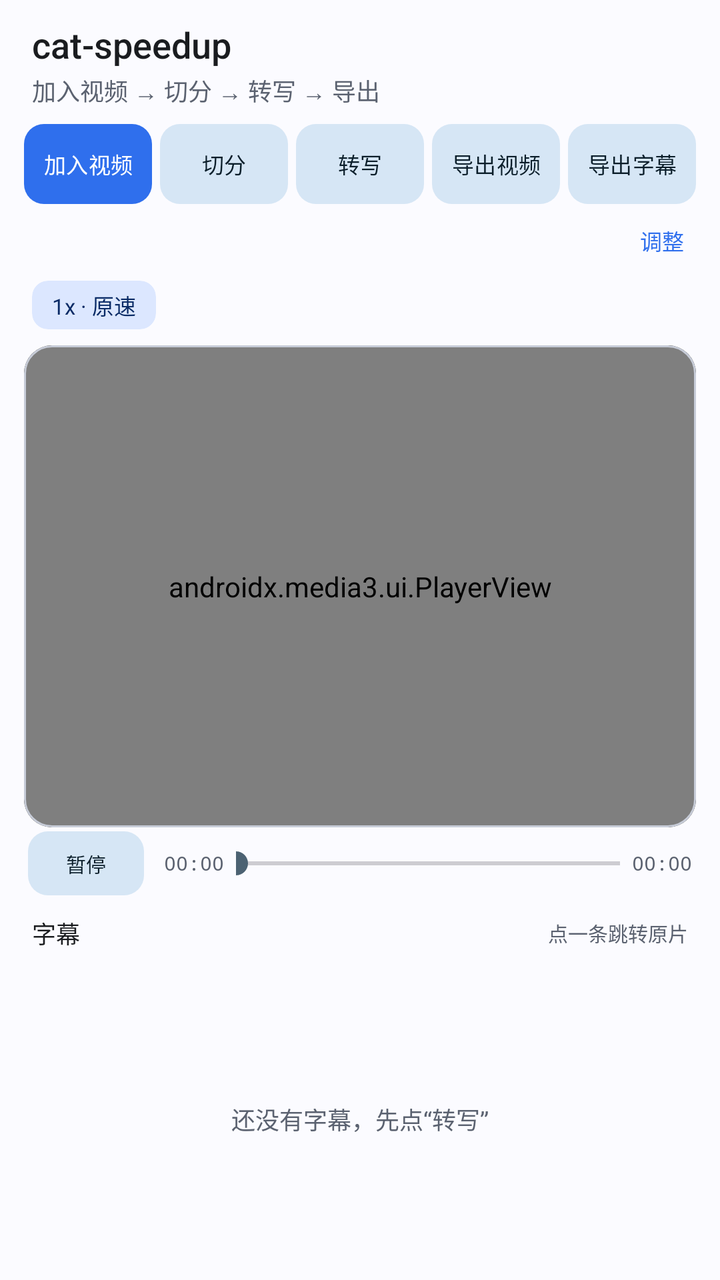
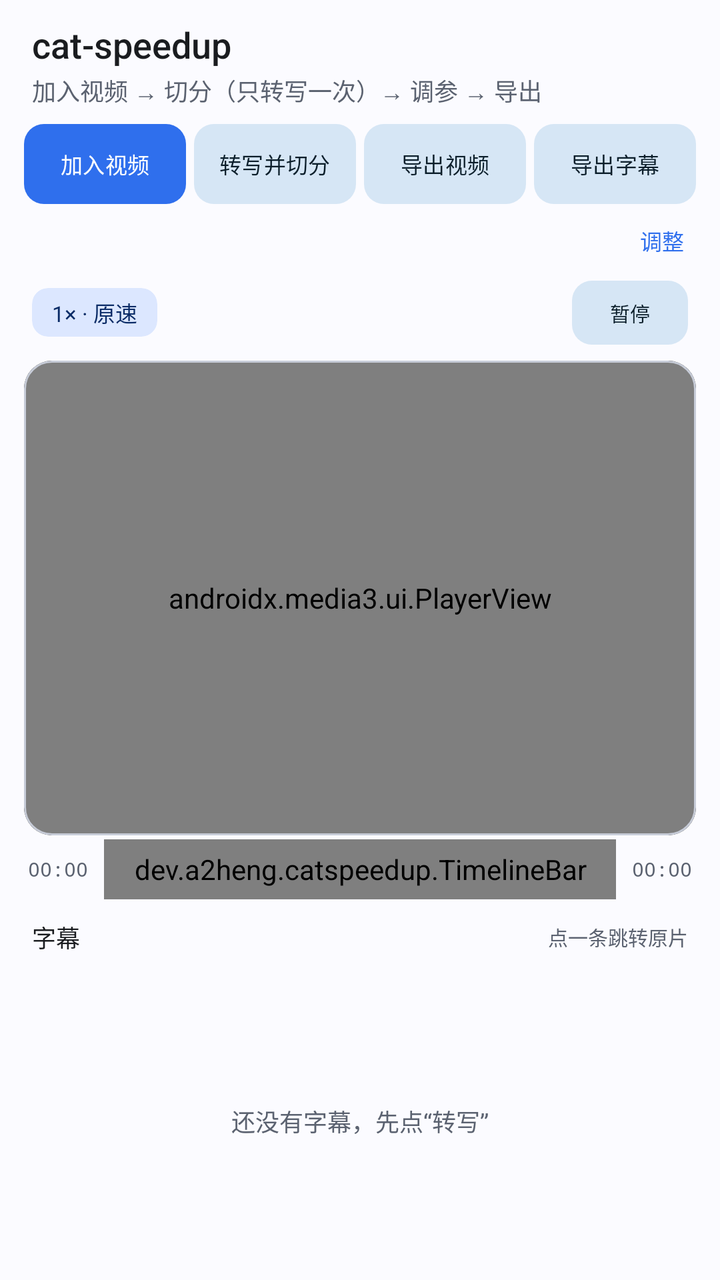

The first picture is an Android layout as it rendered before a commit; the second is the same layout after the commit. The layout source and the unified diff follow.
<!-- AndroidManifest.xml: application theme Theme.CatSpeedup -->
<!-- res/layout/activity_main.xml -->
<?xml version="1.0" encoding="utf-8"?>
<LinearLayout xmlns:android="http://schemas.android.com/apk/res/android"
    xmlns:app="http://schemas.android.com/apk/res-auto"
    android:layout_width="match_parent"
    android:layout_height="match_parent"
    android:background="?attr/colorSurface"
    android:orientation="vertical">

    <LinearLayout
        android:layout_width="match_parent"
        android:layout_height="wrap_content"
        android:gravity="center_vertical"
        android:orientation="horizontal"
        android:paddingStart="16dp"
        android:paddingTop="10dp"
        android:paddingEnd="16dp">

        <TextView
            android:layout_width="wrap_content"
            android:layout_height="wrap_content"
            android:fontFamily="sans-serif-medium"
            android:text="@string/app_name"
            android:textColor="?attr/colorOnSurface"
            android:textSize="18sp" />

        <TextView
            android:id="@+id/model"
            android:layout_width="0dp"
            android:layout_height="wrap_content"
            android:layout_marginStart="10dp"
            android:layout_weight="1"
            android:ellipsize="end"
            android:gravity="end"
            android:maxLines="1"
            android:textColor="?attr/colorOnSurfaceVariant"
            android:textSize="10sp" />
    </LinearLayout>

    <TextView
        android:id="@+id/status"
        android:layout_width="match_parent"
        android:layout_height="wrap_content"
        android:ellipsize="end"
        android:maxLines="2"
        android:paddingStart="16dp"
        android:paddingTop="2dp"
        android:paddingEnd="16dp"
        android:text="@string/status_hint"
        android:textColor="?attr/colorOnSurfaceVariant"
        android:textSize="12sp" />

    <LinearLayout
        android:layout_width="match_parent"
        android:layout_height="wrap_content"
        android:paddingStart="10dp"
        android:paddingTop="8dp"
        android:paddingEnd="10dp">

        <com.google.android.material.button.MaterialButton
            android:id="@+id/open_video"
            style="@style/Widget.CatSpeedup.PrimaryButton"
            android:layout_width="0dp"
            android:layout_height="40dp"
            android:layout_marginStart="2dp"
            android:layout_marginEnd="2dp"
            android:layout_weight="1"
            android:text="@string/open_video" />

        <com.google.android.material.button.MaterialButton
            android:id="@+id/analyze"
            style="@style/Widget.CatSpeedup.ActionButton"
            android:layout_width="0dp"
            android:layout_height="40dp"
            android:layout_marginStart="2dp"
            android:layout_marginEnd="2dp"
            android:layout_weight="1"
            android:text="@string/analyze" />

        <com.google.android.material.button.MaterialButton
            android:id="@+id/transcribe_local"
            style="@style/Widget.CatSpeedup.ActionButton"
            android:layout_width="0dp"
            android:layout_height="40dp"
            android:layout_marginStart="2dp"
            android:layout_marginEnd="2dp"
            android:layout_weight="1"
            android:text="@string/transcribe_local" />

        <com.google.android.material.button.MaterialButton
            android:id="@+id/export_video"
            style="@style/Widget.CatSpeedup.ActionButton"
            android:layout_width="0dp"
            android:layout_height="40dp"
            android:layout_marginStart="2dp"
            android:layout_marginEnd="2dp"
            android:layout_weight="1"
            android:text="@string/export_video" />

        <com.google.android.material.button.MaterialButton
            android:id="@+id/export_subtitles"
            style="@style/Widget.CatSpeedup.ActionButton"
            android:layout_width="0dp"
            android:layout_height="40dp"
            android:layout_marginStart="2dp"
            android:layout_marginEnd="2dp"
            android:layout_weight="1"
            android:text="@string/export_subtitles" />
    </LinearLayout>

    <LinearLayout
        android:layout_width="match_parent"
        android:layout_height="wrap_content"
        android:gravity="center_vertical"
        android:orientation="horizontal"
        android:paddingStart="16dp"
        android:paddingTop="4dp"
        android:paddingEnd="10dp">

        <TextView
            android:id="@+id/params_summary"
            android:layout_width="0dp"
            android:layout_height="wrap_content"
            android:layout_weight="1"
            android:ellipsize="end"
            android:maxLines="1"
            android:textColor="?attr/colorOnSurfaceVariant"
            android:textSize="11sp" />

        <TextView
            android:id="@+id/settings_toggle"
            android:layout_width="wrap_content"
            android:layout_height="wrap_content"
            android:background="?attr/selectableItemBackgroundBorderless"
            android:paddingStart="8dp"
            android:paddingTop="6dp"
            android:paddingEnd="8dp"
            android:paddingBottom="6dp"
            android:text="@string/adjust"
            android:textColor="?attr/colorPrimary"
            android:textSize="11sp" />
    </LinearLayout>

    <LinearLayout
        android:id="@+id/settings_panel"
        android:layout_width="match_parent"
        android:layout_height="wrap_content"
        android:orientation="vertical"
        android:paddingStart="16dp"
        android:paddingTop="2dp"
        android:paddingEnd="16dp"
        android:visibility="gone">

        <LinearLayout
            android:layout_width="match_parent"
            android:layout_height="wrap_content"
            android:orientation="horizontal">

            <com.google.android.material.textfield.TextInputLayout
                style="@style/Widget.CatSpeedup.Field"
                android:layout_width="0dp"
                android:layout_height="wrap_content"
                android:layout_marginEnd="6dp"
                android:layout_weight="1"
                android:hint="@string/hint_speed">

                <com.google.android.material.textfield.TextInputEditText
                    android:id="@+id/speed_input"
                    android:layout_width="match_parent"
                    android:layout_height="wrap_content"
                    android:inputType="numberDecimal"
                    android:maxLines="1"
                    android:text="4"
                    android:textSize="13sp" />
            </com.google.android.material.textfield.TextInputLayout>

            <com.google.android.material.textfield.TextInputLayout
                style="@style/Widget.CatSpeedup.Field"
                android:layout_width="0dp"
                android:layout_height="wrap_content"
                android:layout_marginStart="6dp"
                android:layout_weight="1"
                android:hint="@string/hint_noise">

                <com.google.android.material.textfield.TextInputEditText
                    android:id="@+id/noise_input"
                    android:layout_width="match_parent"
                    android:layout_height="wrap_content"
                    android:inputType="numberSigned"
                    android:maxLines="1"
                    android:text="-30"
                    android:textSize="13sp" />
            </com.google.android.material.textfield.TextInputLayout>
        </LinearLayout>

        <LinearLayout
            android:layout_width="match_parent"
            android:layout_height="wrap_content"
            android:orientation="horizontal"
            android:paddingTop="4dp">

            <com.google.android.material.textfield.TextInputLayout
                style="@style/Widget.CatSpeedup.Field"
                android:layout_width="0dp"
                android:layout_height="wrap_content"
                android:layout_marginEnd="6dp"
                android:layout_weight="1"
                android:hint="@string/hint_min_silence">

                <com.google.android.material.textfield.TextInputEditText
                    android:id="@+id/min_silence_input"
                    android:layout_width="match_parent"
                    android:layout_height="wrap_content"
                    android:inputType="number"
                    android:maxLines="1"
                    android:text="500"
                    android:textSize="13sp" />
            </com.google.android.material.textfield.TextInputLayout>

            <com.google.android.material.textfield.TextInputLayout
                style="@style/Widget.CatSpeedup.Field"
                android:layout_width="0dp"
                android:layout_height="wrap_content"
                android:layout_marginStart="6dp"
                android:layout_weight="1"
                android:hint="@string/hint_margin">

                <com.google.android.material.textfield.TextInputEditText
                    android:id="@+id/margin_input"
                    android:layout_width="match_parent"
                    android:layout_height="wrap_content"
                    android:inputType="number"
                    android:maxLines="1"
                    android:text="150"
                    android:textSize="13sp" />
            </com.google.android.material.textfield.TextInputLayout>
        </LinearLayout>
    </LinearLayout>

    <LinearLayout
        android:layout_width="match_parent"
        android:layout_height="wrap_content"
        android:gravity="center_vertical"
        android:orientation="horizontal"
        android:paddingStart="16dp"
        android:paddingTop="6dp"
        android:paddingEnd="16dp"
        android:paddingBottom="2dp">

        <com.google.android.material.card.MaterialCardView
            android:layout_width="wrap_content"
            android:layout_height="wrap_content"
            app:cardBackgroundColor="?attr/colorPrimaryContainer"
            app:cardCornerRadius="8dp"
            app:cardElevation="0dp"
            app:strokeWidth="0dp">

            <TextView
                android:id="@+id/speed_state"
                android:layout_width="wrap_content"
                android:layout_height="wrap_content"
                android:paddingStart="10dp"
                android:paddingTop="4dp"
                android:paddingEnd="10dp"
                android:paddingBottom="4dp"
                android:text="@string/speed_state_idle"
                android:textColor="?attr/colorOnPrimaryContainer"
                android:textSize="11sp" />
        </com.google.android.material.card.MaterialCardView>
    </LinearLayout>

    <com.google.android.material.card.MaterialCardView
        android:layout_width="match_parent"
        android:layout_height="0dp"
        android:layout_marginStart="12dp"
        android:layout_marginTop="6dp"
        android:layout_marginEnd="12dp"
        android:layout_weight="3"
        app:cardBackgroundColor="#000000"
        app:cardCornerRadius="14dp"
        app:cardElevation="0dp"
        app:strokeColor="@color/outline"
        app:strokeWidth="1dp">

        <androidx.media3.ui.PlayerView
            android:id="@+id/player_view"
            android:layout_width="match_parent"
            android:layout_height="match_parent"
            app:use_controller="false" />
    </com.google.android.material.card.MaterialCardView>

    <LinearLayout
        android:layout_width="match_parent"
        android:layout_height="wrap_content"
        android:gravity="center_vertical"
        android:orientation="horizontal"
        android:paddingStart="14dp"
        android:paddingTop="2dp"
        android:paddingEnd="14dp">

        <com.google.android.material.button.MaterialButton
            android:id="@+id/play_toggle"
            style="@style/Widget.CatSpeedup.ActionButton"
            android:layout_width="58dp"
            android:layout_height="32dp"
            android:minHeight="32dp"
            android:text="@string/pause"
            android:textSize="10sp" />

        <TextView
            android:id="@+id/position_text"
            android:layout_width="wrap_content"
            android:layout_height="wrap_content"
            android:layout_marginStart="10dp"
            android:fontFamily="monospace"
            android:text="00:00"
            android:textColor="?attr/colorOnSurfaceVariant"
            android:textSize="10sp" />

        <SeekBar
            android:id="@+id/seek_bar"
            android:layout_width="0dp"
            android:layout_height="wrap_content"
            android:layout_marginStart="6dp"
            android:layout_marginEnd="6dp"
            android:layout_weight="1"
            android:max="1000"
            android:minHeight="20dp"
            android:paddingStart="0dp"
            android:paddingTop="0dp"
            android:paddingEnd="0dp"
            android:paddingBottom="0dp" />

        <TextView
            android:id="@+id/duration_text"
            android:layout_width="wrap_content"
            android:layout_height="wrap_content"
            android:fontFamily="monospace"
            android:text="00:00"
            android:textColor="?attr/colorOnSurfaceVariant"
            android:textSize="10sp" />
    </LinearLayout>

    <com.google.android.material.card.MaterialCardView
        android:id="@+id/current_subtitle_card"
        android:layout_width="match_parent"
        android:layout_height="wrap_content"
        android:layout_marginStart="12dp"
        android:layout_marginTop="6dp"
        android:layout_marginEnd="12dp"
        android:visibility="gone"
        app:cardBackgroundColor="?attr/colorSecondaryContainer"
        app:cardCornerRadius="14dp"
        app:cardElevation="0dp"
        app:strokeWidth="0dp">

        <TextView
            android:id="@+id/current_subtitle"
            android:layout_width="match_parent"
            android:layout_height="wrap_content"
            android:minHeight="44dp"
            android:paddingStart="14dp"
            android:paddingTop="10dp"
            android:paddingEnd="14dp"
            android:paddingBottom="10dp"
            android:textColor="?attr/colorOnSecondaryContainer"
            android:textSize="16sp"
            android:textStyle="bold" />
    </com.google.android.material.card.MaterialCardView>

    <LinearLayout
        android:layout_width="match_parent"
        android:layout_height="wrap_content"
        android:gravity="center_vertical"
        android:orientation="horizontal"
        android:paddingStart="16dp"
        android:paddingTop="10dp"
        android:paddingEnd="16dp"
        android:paddingBottom="4dp">

        <TextView
            android:id="@+id/subtitle_header"
            android:layout_width="wrap_content"
            android:layout_height="wrap_content"
            android:fontFamily="sans-serif-medium"
            android:text="@string/subtitle_header"
            android:textColor="?attr/colorOnSurface"
            android:textSize="12sp" />

        <TextView
            android:id="@+id/subtitle_count"
            android:layout_width="0dp"
            android:layout_height="wrap_content"
            android:layout_marginStart="8dp"
            android:layout_weight="1"
            android:ellipsize="end"
            android:maxLines="1"
            android:textColor="?attr/colorOnSurfaceVariant"
            android:textSize="11sp" />

        <TextView
            android:layout_width="wrap_content"
            android:layout_height="wrap_content"
            android:text="@string/subtitle_hint"
            android:textColor="?attr/colorOnSurfaceVariant"
            android:textSize="10sp" />
    </LinearLayout>

    <FrameLayout
        android:layout_width="match_parent"
        android:layout_height="0dp"
        android:layout_weight="2">

        <androidx.recyclerview.widget.RecyclerView
            android:id="@+id/subtitle_list"
            android:layout_width="match_parent"
            android:layout_height="match_parent"
            android:clipToPadding="false"
            android:paddingTop="2dp"
            android:paddingBottom="12dp"
            android:scrollbars="none" />

        <TextView
            android:id="@+id/subtitle_empty"
            android:layout_width="wrap_content"
            android:layout_height="wrap_content"
            android:layout_gravity="center"
            android:text="@string/subtitle_empty"
            android:textColor="?attr/colorOnSurfaceVariant"
            android:textSize="12sp" />
    </FrameLayout>

</LinearLayout>
<!-- resources referenced by this layout -->
<resources>
  <color name="outline">#C7CCD8</color>
  <string name="adjust">调整</string>
  <string name="analyze">切分</string>
  <string name="app_name">cat-speedup</string>
  <string name="export_subtitles">导出字幕</string>
  <string name="export_video">导出视频</string>
  <string name="hint_margin">边界余量 (ms)</string>
  <string name="hint_min_silence">最短静音 (ms)</string>
  <string name="hint_noise">判定阈值 (dB)</string>
  <string name="hint_speed">静音倍速 (x)</string>
  <string name="open_video">加入视频</string>
  <string name="pause">暂停</string>
  <string name="speed_state_idle">1x · 原速</string>
  <string name="status_hint">加入视频 → 切分 → 转写 → 导出</string>
  <string name="subtitle_empty">还没有字幕，先点“转写”</string>
  <string name="subtitle_header">字幕</string>
  <string name="subtitle_hint">点一条跳转原片</string>
  <string name="transcribe_local">转写</string>
  <style name="Widget.CatSpeedup.ActionButton" parent="Widget.Material3.Button.TonalButton">
          <item name="android:minHeight">40dp</item>
          <item name="android:minWidth">0dp</item>
          <item name="android:insetTop">0dp</item>
          <item name="android:insetBottom">0dp</item>
          <item name="android:textSize">11sp</item>
          <item name="android:paddingLeft">2dp</item>
          <item name="android:paddingRight">2dp</item>
          <item name="cornerRadius">10dp</item>
      </style>
  <style name="Widget.CatSpeedup.Field" parent="Widget.Material3.TextInputLayout.OutlinedBox.Dense">
          <item name="boxCornerRadiusTopStart">10dp</item>
          <item name="boxCornerRadiusTopEnd">10dp</item>
          <item name="boxCornerRadiusBottomStart">10dp</item>
          <item name="boxCornerRadiusBottomEnd">10dp</item>
          <item name="boxStrokeWidth">1dp</item>
          <item name="boxStrokeWidthFocused">1.5dp</item>
      </style>
  <style name="Widget.CatSpeedup.PrimaryButton" parent="Widget.Material3.Button">
          <item name="android:minHeight">40dp</item>
          <item name="android:minWidth">0dp</item>
          <item name="android:insetTop">0dp</item>
          <item name="android:insetBottom">0dp</item>
          <item name="android:textSize">11sp</item>
          <item name="android:paddingLeft">2dp</item>
          <item name="android:paddingRight">2dp</item>
          <item name="cornerRadius">10dp</item>
      </style>
  <color name="primary">#2F6FED</color>
  <color name="on_primary">#FFFFFF</color>
  <color name="primary_container">#DCE7FF</color>
  <color name="on_primary_container">#0A2B66</color>
  <color name="secondary">#4C6272</color>
  <color name="on_secondary">#FFFFFF</color>
  <color name="secondary_container">#D6E6F5</color>
  <color name="on_secondary_container">#0B1E2A</color>
  <color name="surface">#FBFBFF</color>
  <color name="on_surface">#1A1C1F</color>
  <color name="surface_variant">#E7EAF2</color>
  <color name="on_surface_variant">#5B6270</color>
  <!-- unchanged entries left out for length: 1 -->
</resources>

<!-- the commit's change to res/layout/activity_main.xml (unified diff, before → after) -->
@@ -1,6 +1,7 @@
 <?xml version="1.0" encoding="utf-8"?>
 <LinearLayout xmlns:android="http://schemas.android.com/apk/res/android"
     xmlns:app="http://schemas.android.com/apk/res-auto"
+    android:id="@+id/root"
     android:layout_width="match_parent"
     android:layout_height="match_parent"
     android:background="?attr/colorSurface"
@@ -41,7 +42,7 @@
         android:layout_width="match_parent"
         android:layout_height="wrap_content"
         android:ellipsize="end"
-        android:maxLines="2"
+        android:maxLines="1"
         android:paddingStart="16dp"
         android:paddingTop="2dp"
         android:paddingEnd="16dp"
@@ -75,16 +76,6 @@
             android:layout_marginEnd="2dp"
             android:layout_weight="1"
             android:text="@string/analyze" />
-
-        <com.google.android.material.button.MaterialButton
-            android:id="@+id/transcribe_local"
-            style="@style/Widget.CatSpeedup.ActionButton"
-            android:layout_width="0dp"
-            android:layout_height="40dp"
-            android:layout_marginStart="2dp"
-            android:layout_marginEnd="2dp"
-            android:layout_weight="1"
-            android:text="@string/transcribe_local" />
 
         <com.google.android.material.button.MaterialButton
             android:id="@+id/export_video"
@@ -153,87 +144,123 @@
         <LinearLayout
             android:layout_width="match_parent"
             android:layout_height="wrap_content"
+            android:gravity="center_vertical"
+            android:orientation="horizontal"
+            android:paddingTop="6dp">
+
+            <TextView
+                android:layout_width="0dp"
+                android:layout_height="wrap_content"
+                android:layout_weight="1"
+                android:text="@string/speed_desc"
+                android:textColor="?attr/colorOnSurfaceVariant"
+                android:textSize="12sp" />
+
+            <TextView
+                android:id="@+id/speed_value_label"
+                android:layout_width="wrap_content"
+                android:layout_height="wrap_content"
+                android:fontFamily="sans-serif-medium"
+                android:text="10×"
+                android:textColor="?attr/colorPrimary"
+                android:textSize="12sp" />
+        </LinearLayout>
+
+        <com.google.android.material.slider.Slider
+            android:id="@+id/silence_speed_slider"
+            android:layout_width="match_parent"
+            android:layout_height="wrap_content"
+            android:stepSize="1"
+            android:value="10"
+            android:valueFrom="2"
+            android:valueTo="20"
+            app:thumbHeight="14dp"
+            app:thumbWidth="4dp"
+            app:tickVisible="false"
+            app:trackStopIndicatorSize="0dp" />
+
+        <LinearLayout
+            android:layout_width="match_parent"
+            android:layout_height="wrap_content"
+            android:gravity="center_vertical"
             android:orientation="horizontal">
 
-            <com.google.android.material.textfield.TextInputLayout
-                style="@style/Widget.CatSpeedup.Field"
+            <TextView
                 android:layout_width="0dp"
                 android:layout_height="wrap_content"
-                android:layout_marginEnd="6dp"
                 android:layout_weight="1"
-                android:hint="@string/hint_speed">
-
-                <com.google.android.material.textfield.TextInputEditText
-                    android:id="@+id/speed_input"
-                    android:layout_width="match_parent"
-                    android:layout_height="wrap_content"
-                    android:inputType="numberDecimal"
-                    android:maxLines="1"
-                    android:text="4"
-                    android:textSize="13sp" />
-            </com.google.android.material.textfield.TextInputLayout>
-
-            <com.google.android.material.textfield.TextInputLayout
-                style="@style/Widget.CatSpeedup.Field"
+                android:text="@string/gap_desc"
+                android:textColor="?attr/colorOnSurfaceVariant"
+                android:textSize="12sp" />
+
+            <TextView
+                android:id="@+id/gap_value_label"
+                android:layout_width="wrap_content"
+                android:layout_height="wrap_content"
+                android:fontFamily="sans-serif-medium"
+                android:text="5 秒"
+                android:textColor="?attr/colorPrimary"
+                android:textSize="12sp" />
+        </LinearLayout>
+
+        <com.google.android.material.slider.Slider
+            android:id="@+id/min_gap_slider"
+            android:layout_width="match_parent"
+            android:layout_height="wrap_content"
+            android:stepSize="1"
+            android:value="5"
+            android:valueFrom="1"
+            android:valueTo="30"
+            app:thumbHeight="14dp"
+            app:thumbWidth="4dp"
+            app:tickVisible="false"
+            app:trackStopIndicatorSize="0dp" />
+
+        <LinearLayout
+            android:layout_width="match_parent"
+            android:layout_height="wrap_content"
+            android:gravity="center_vertical"
+            android:orientation="horizontal">
+
+            <TextView
                 android:layout_width="0dp"
                 android:layout_height="wrap_content"
-                android:layout_marginStart="6dp"
                 android:layout_weight="1"
-                android:hint="@string/hint_noise">
-
-                <com.google.android.material.textfield.TextInputEditText
-                    android:id="@+id/noise_input"
-                    android:layout_width="match_parent"
-                    android:layout_height="wrap_content"
-                    android:inputType="numberSigned"
-                    android:maxLines="1"
-                    android:text="-30"
-                    android:textSize="13sp" />
-            </com.google.android.material.textfield.TextInputLayout>
+                android:text="@string/margin_desc"
+                android:textColor="?attr/colorOnSurfaceVariant"
+                android:textSize="12sp" />
+
+            <TextView
+                android:id="@+id/margin_value_label"
+                android:layout_width="wrap_content"
+                android:layout_height="wrap_content"
+                android:fontFamily="sans-serif-medium"
+                android:text="150 毫秒"
+                android:textColor="?attr/colorPrimary"
+                android:textSize="12sp" />
         </LinearLayout>
 
-        <LinearLayout
-            android:layout_width="match_parent"
-            android:layout_height="wrap_content"
-            android:orientation="horizontal"
-            android:paddingTop="4dp">
-
-            <com.google.android.material.textfield.TextInputLayout
-                style="@style/Widget.CatSpeedup.Field"
-                android:layout_width="0dp"
-                android:layout_height="wrap_content"
-                android:layout_marginEnd="6dp"
-                android:layout_weight="1"
-                android:hint="@string/hint_min_silence">
-
-                <com.google.android.material.textfield.TextInputEditText
-                    android:id="@+id/min_silence_input"
-                    android:layout_width="match_parent"
-                    android:layout_height="wrap_content"
-                    android:inputType="number"
-                    android:maxLines="1"
-                    android:text="500"
-                    android:textSize="13sp" />
-            </com.google.android.material.textfield.TextInputLayout>
-
-            <com.google.android.material.textfield.TextInputLayout
-                style="@style/Widget.CatSpeedup.Field"
-                android:layout_width="0dp"
-                android:layout_height="wrap_content"
-                android:layout_marginStart="6dp"
-                android:layout_weight="1"
-                android:hint="@string/hint_margin">
-
-                <com.google.android.material.textfield.TextInputEditText
-                    android:id="@+id/margin_input"
-                    android:layout_width="match_parent"
-                    android:layout_height="wrap_content"
-                    android:inputType="number"
-                    android:maxLines="1"
-                    android:text="150"
-                    android:textSize="13sp" />
-            </com.google.android.material.textfield.TextInputLayout>
-        </LinearLayout>
+        <com.google.android.material.slider.Slider
+            android:id="@+id/margin_slider"
+            android:layout_width="match_parent"
+            android:layout_height="wrap_content"
+            android:stepSize="25"
+            android:value="150"
+            android:valueFrom="0"
+            android:valueTo="400"
+            app:thumbHeight="14dp"
+            app:thumbWidth="4dp"
+            app:tickVisible="false"
+            app:trackStopIndicatorSize="0dp" />
+
+        <com.google.android.material.button.MaterialButton
+            android:id="@+id/reset_defaults"
+            style="@style/Widget.Material3.Button.TextButton"
+            android:layout_width="wrap_content"
+            android:layout_height="wrap_content"
+            android:layout_gravity="end"
+            android:text="@string/reset_defaults"
+            android:textSize="12sp" />
     </LinearLayout>
 
     <LinearLayout
@@ -266,6 +293,21 @@
                 android:textColor="?attr/colorOnPrimaryContainer"
                 android:textSize="11sp" />
         </com.google.android.material.card.MaterialCardView>
+
+        <Space
+            android:layout_width="0dp"
+            android:layout_height="1dp"
+            android:layout_weight="1" />
+
+        <com.google.android.material.button.MaterialButton
+            android:id="@+id/play_toggle"
+            style="@style/Widget.CatSpeedup.ActionButton"
+            android:layout_width="58dp"
+            android:layout_height="32dp"
+            android:layout_marginStart="8dp"
+            android:minHeight="32dp"
+            android:text="@string/pause"
+            android:textSize="10sp" />
     </LinearLayout>
 
     <com.google.android.material.card.MaterialCardView
@@ -297,38 +339,22 @@
         android:paddingTop="2dp"
         android:paddingEnd="14dp">
 
-        <com.google.android.material.button.MaterialButton
-            android:id="@+id/play_toggle"
-            style="@style/Widget.CatSpeedup.ActionButton"
-            android:layout_width="58dp"
-            android:layout_height="32dp"
-            android:minHeight="32dp"
-            android:text="@string/pause"
-            android:textSize="10sp" />
-
         <TextView
             android:id="@+id/position_text"
             android:layout_width="wrap_content"
             android:layout_height="wrap_content"
-            android:layout_marginStart="10dp"
             android:fontFamily="monospace"
             android:text="00:00"
             android:textColor="?attr/colorOnSurfaceVariant"
             android:textSize="10sp" />
 
-        <SeekBar
-            android:id="@+id/seek_bar"
-            android:layout_width="0dp"
-            android:layout_height="wrap_content"
-            android:layout_marginStart="6dp"
-            android:layout_marginEnd="6dp"
-            android:layout_weight="1"
-            android:max="1000"
-            android:minHeight="20dp"
-            android:paddingStart="0dp"
-            android:paddingTop="0dp"
-            android:paddingEnd="0dp"
-            android:paddingBottom="0dp" />
+        <dev.a2heng.catspeedup.TimelineBar
+            android:id="@+id/timeline_bar"
+            android:layout_width="0dp"
+            android:layout_height="30dp"
+            android:layout_marginStart="8dp"
+            android:layout_marginEnd="8dp"
+            android:layout_weight="1" />
 
         <TextView
             android:id="@+id/duration_text"
@@ -356,15 +382,20 @@
         <TextView
             android:id="@+id/current_subtitle"
             android:layout_width="match_parent"
-            android:layout_height="wrap_content"
-            android:minHeight="44dp"
+            android:layout_height="60dp"
+            android:ellipsize="end"
+            android:maxLines="2"
             android:paddingStart="14dp"
-            android:paddingTop="10dp"
+            android:paddingTop="8dp"
             android:paddingEnd="14dp"
-            android:paddingBottom="10dp"
+            android:paddingBottom="8dp"
             android:textColor="?attr/colorOnSecondaryContainer"
             android:textSize="16sp"
-            android:textStyle="bold" />
+            android:textStyle="bold"
+            app:autoSizeMaxTextSize="16sp"
+            app:autoSizeMinTextSize="10sp"
+            app:autoSizeStepGranularity="1sp"
+            app:autoSizeTextType="uniform" />
     </com.google.android.material.card.MaterialCardView>
 
     <LinearLayout
<!-- resource entries referenced after the edit -->
@@ -2,22 +2,21 @@
 <resources>
   <color name="outline">#C7CCD8</color>
   <string name="adjust">调整</string>
-  <string name="analyze">切分</string>
+  <string name="analyze">转写并切分</string>
   <string name="app_name">cat-speedup</string>
   <string name="export_subtitles">导出字幕</string>
   <string name="export_video">导出视频</string>
-  <string name="hint_margin">边界余量 (ms)</string>
-  <string name="hint_min_silence">最短静音 (ms)</string>
-  <string name="hint_noise">判定阈值 (dB)</string>
-  <string name="hint_speed">静音倍速 (x)</string>
+  <string name="gap_desc">多长的停顿才加速</string>
+  <string name="margin_desc">人声前后留白</string>
   <string name="open_video">加入视频</string>
   <string name="pause">暂停</string>
-  <string name="speed_state_idle">1x · 原速</string>
-  <string name="status_hint">加入视频 → 切分 → 转写 → 导出</string>
+  <string name="reset_defaults">恢复默认参数</string>
+  <string name="speed_desc">跳过静音的速度</string>
+  <string name="speed_state_idle">1× · 原速</string>
+  <string name="status_hint">加入视频 → 切分（只转写一次）→ 调参 → 导出</string>
   <string name="subtitle_empty">还没有字幕，先点“转写”</string>
   <string name="subtitle_header">字幕</string>
   <string name="subtitle_hint">点一条跳转原片</string>
-  <string name="transcribe_local">转写</string>
   <style name="Widget.CatSpeedup.ActionButton" parent="Widget.Material3.Button.TonalButton">
           <item name="android:minHeight">40dp</item>
           <item name="android:minWidth">0dp</item>
@@ -27,14 +26,6 @@
           <item name="android:paddingLeft">2dp</item>
           <item name="android:paddingRight">2dp</item>
           <item name="cornerRadius">10dp</item>
-      </style>
-  <style name="Widget.CatSpeedup.Field" parent="Widget.Material3.TextInputLayout.OutlinedBox.Dense">
-          <item name="boxCornerRadiusTopStart">10dp</item>
-          <item name="boxCornerRadiusTopEnd">10dp</item>
-          <item name="boxCornerRadiusBottomStart">10dp</item>
-          <item name="boxCornerRadiusBottomEnd">10dp</item>
-          <item name="boxStrokeWidth">1dp</item>
-          <item name="boxStrokeWidthFocused">1.5dp</item>
       </style>
   <style name="Widget.CatSpeedup.PrimaryButton" parent="Widget.Material3.Button">
           <item name="android:minHeight">40dp</item>
